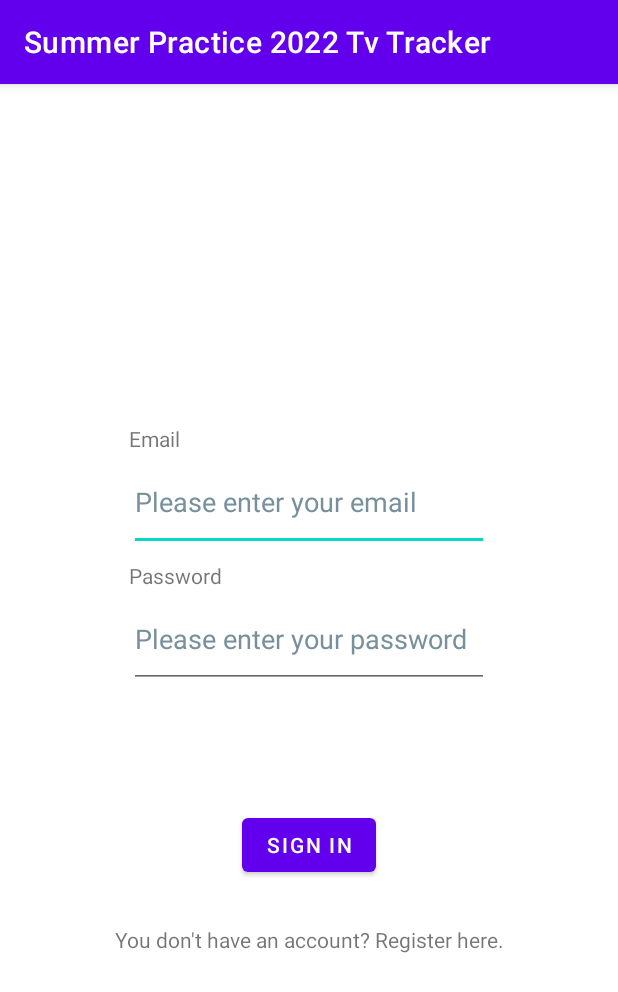
After one commit to pmiclynx/summerPractice_2022, an Android app: the LoginActivity screen opened directly, with no data from a screen before it, on a phone screen of 412 x 824 dp. The commit adds this screen. Shown: the top 992 px of the screen. Run offline under Robolectric (Android 15) with nearby library versions, the phone set to English and light mode, and no system bars.

Commit message:
#2 Create Login Screen Ui part: Add ability to fill out the login form

```diff
--- a/app/src/main/AndroidManifest.xml
+++ b/app/src/main/AndroidManifest.xml
@@ -14,6 +14,9 @@
         android:theme="@style/Theme.SummerPractice2022TvTracker"
         tools:targetApi="31">
         <activity
+            android:name=".LoginActivity"
+            android:exported="false" />
+        <activity
             android:name=".MainActivity"
             android:exported="true">
             <intent-filter>
--- /dev/null
+++ b/app/src/main/java/com/summer/practice/tvtracker/LoginActivity.kt
@@ -0,0 +1,37 @@
+package com.summer.practice.tvtracker
+
+import android.content.Intent
+import androidx.appcompat.app.AppCompatActivity
+import android.os.Bundle
+import android.widget.Button
+import android.widget.EditText
+import android.widget.TextView
+
+class LoginActivity : AppCompatActivity() {
+    override fun onCreate(savedInstanceState: Bundle?) {
+        super.onCreate(savedInstanceState)
+        setContentView(R.layout.activity_login)
+        val emailField = findViewById<EditText>(R.id.emailField)
+        val passwordField = findViewById<EditText>(R.id.passwordField)
+        val errorMessage = findViewById<TextView>(R.id.errorMessage)
+        val loginButton = findViewById<Button>(R.id.LoginButton)
+        val linkToRegistration = findViewById<TextView>(R.id.linkToRegistration)
+
+        loginButton.setOnClickListener {
+            if (emailField.text.isEmpty() or passwordField.text.isEmpty()) {
+                errorMessage.text = getString(R.string.fill_all_fields)
+                return@setOnClickListener
+            }
+
+            //TODO authentication
+
+            val intent = Intent(this, MainActivity::class.java)
+            startActivity(intent)
+        }
+
+        linkToRegistration.setOnClickListener {
+            val intent = Intent() //TODO change () for (this, RegisterActivity::class.java)
+            startActivity(intent)
+        }
+    }
+}
--- /dev/null
+++ b/app/src/main/res/layout/activity_login.xml
@@ -0,0 +1,89 @@
+<?xml version="1.0" encoding="utf-8"?>
+<androidx.constraintlayout.widget.ConstraintLayout xmlns:android="http://schemas.android.com/apk/res/android"
+    xmlns:app="http://schemas.android.com/apk/res-auto"
+    xmlns:tools="http://schemas.android.com/tools"
+    android:layout_width="match_parent"
+    android:layout_height="match_parent"
+    tools:context=".LoginActivity">
+
+    <TextView
+        android:layout_width="wrap_content"
+        android:layout_height="wrap_content"
+        android:text="@string/email"
+        app:layout_constraintBottom_toTopOf="@+id/emailField"
+        app:layout_constraintStart_toStartOf="@+id/emailField"
+        />
+
+    <EditText
+        android:id="@+id/emailField"
+        android:layout_width="240dp"
+        android:layout_height="65dp"
+        android:autofillHints="emailAddress"
+        android:ems="10"
+        android:hint="@string/email_hint"
+        android:inputType="textEmailAddress"
+        android:textColorHint="#78909C"
+        app:layout_constraintBottom_toBottomOf="parent"
+        app:layout_constraintEnd_toEndOf="parent"
+        app:layout_constraintStart_toStartOf="parent"
+        app:layout_constraintTop_toTopOf="parent"
+        app:layout_constraintVertical_bias="0.35" />
+
+    <TextView
+        android:layout_width="wrap_content"
+        android:layout_height="wrap_content"
+        android:text="@string/password"
+        app:layout_constraintBottom_toTopOf="@id/passwordField"
+        app:layout_constraintStart_toStartOf="@id/passwordField"
+        />
+
+    <EditText
+        android:id="@+id/passwordField"
+        android:layout_width="240dp"
+        android:layout_height="65dp"
+        android:autofillHints="password"
+        android:ems="10"
+        android:hint="@string/password_hint"
+        android:inputType="textPassword"
+        android:textColorHint="#78909C"
+        app:layout_constraintBottom_toBottomOf="parent"
+        app:layout_constraintEnd_toEndOf="parent"
+        app:layout_constraintStart_toStartOf="parent"
+        app:layout_constraintTop_toTopOf="@id/emailField"
+        app:layout_constraintVertical_bias="0.2" />
+
+    <Button
+        android:id="@+id/LoginButton"
+        android:layout_width="wrap_content"
+        android:layout_height="wrap_content"
+        android:text="@string/sign_in"
+        app:layout_constraintBottom_toBottomOf="parent"
+        app:layout_constraintEnd_toEndOf="parent"
+        app:layout_constraintStart_toStartOf="parent"
+        app:layout_constraintTop_toTopOf="@id/emailField"
+        />
+
+    <TextView
+        android:id="@+id/linkToRegistration"
+        android:layout_width="300dp"
+        android:layout_height="50dp"
+        android:clickable="true"
+        android:focusable="true"
+        android:text="@string/login_text"
+        android:textAlignment="center"
+        app:layout_constraintBottom_toBottomOf="parent"
+        app:layout_constraintEnd_toEndOf="parent"
+        app:layout_constraintStart_toStartOf="parent"
+        app:layout_constraintTop_toBottomOf="@id/passwordField" />
+
+    <TextView
+        android:id="@+id/errorMessage"
+        android:layout_width="wrap_content"
+        android:layout_height="wrap_content"
+        android:textAlignment="center"
+        app:layout_constraintBottom_toTopOf="@id/LoginButton"
+        app:layout_constraintEnd_toEndOf="parent"
+        app:layout_constraintStart_toStartOf="parent"
+        app:layout_constraintTop_toBottomOf="@id/passwordField" />
+
+</androidx.constraintlayout.widget.ConstraintLayout>
--- a/app/src/main/res/values/strings.xml
+++ b/app/src/main/res/values/strings.xml
@@ -1,3 +1,10 @@
 <resources>
     <string name="app_name">Summer Practice 2022 Tv Tracker</string>
+    <string name="sign_in">Sign in</string>
+    <string name="email">Email</string>
+    <string name="password">Password</string>
+    <string name="login_text">You don\'t have an account? Register here.</string>
+    <string name="email_hint">Please enter your email</string>
+    <string name="password_hint">Please enter your password</string>
+    <string name="fill_all_fields">Please fill all fields!</string>
 </resources>
```
